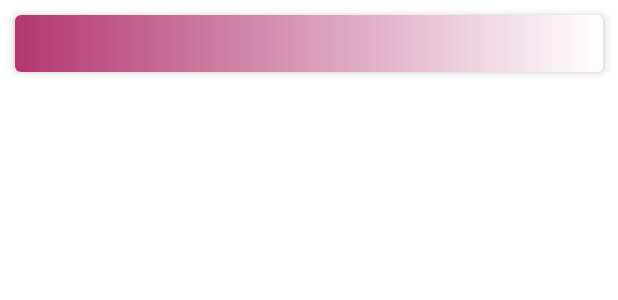
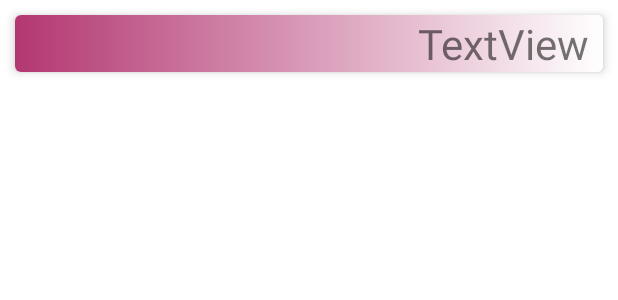
Before and after one commit to Android-Projekte-VHB/vhb-android-ss2021--personalagent-01, an Android app: the layout entry_item_appointment.xml on its own in the app's theme, with its tools: preview values and no code run, on a phone screen of 412 x 824 dp. Shown: the top 300 px of the screen. Run offline under Robolectric (Android 15) with nearby library versions, the phone set to English and light mode, and no system bars.

Commit message:
Updated entries and layouts
layout for appointment will now show time instead of difficulty

```diff
--- a/app/app/src/main/java/com/ristudios/personalagent/data/Difficulty.java
+++ b/app/app/src/main/java/com/ristudios/personalagent/data/Difficulty.java
@@ -1,6 +1,7 @@
 package com.ristudios.personalagent.data;
 
 public enum Difficulty {
+    NONE (0),
     EASY (10),
     MEDIUM (20),
     HARD (30);
--- a/app/app/src/main/res/layout/entry_item_appointment.xml
+++ b/app/app/src/main/res/layout/entry_item_appointment.xml
@@ -1,5 +1,6 @@
 <?xml version="1.0" encoding="utf-8"?>
 <androidx.cardview.widget.CardView xmlns:android="http://schemas.android.com/apk/res/android"
+    xmlns:tools="http://schemas.android.com/tools"
     android:layout_width="match_parent"
     android:layout_height="wrap_content"
     android:layout_margin="10dp"
@@ -23,14 +24,19 @@
             android:layout_marginLeft="5dp">
         </TextView>
 
-        <ImageView
-            android:id="@+id/difficulty_indicator"
+        <TextView
+            android:id="@+id/txt_viewholder_appointment_time"
             android:layout_width="wrap_content"
             android:layout_height="wrap_content"
+            android:text="TextView"
+            android:textSize="28sp"
+            android:layout_marginEnd="10dp"
+            android:textAlignment="viewEnd"
+            app:layout_constraintBottom_toBottomOf="parent"
             app:layout_constraintEnd_toEndOf="parent"
-            app:layout_constraintTop_toTopOf="parent"
-            android:layout_marginEnd="5dp">
-        </ImageView>
+            app:layout_constraintTop_toTopOf="parent" />
+
+
 
 
     </androidx.constraintlayout.widget.ConstraintLayout>
```
Also changed, not shown: app/app/src/main/java/com/ristudios/personalagent/ui/adapter/EntryViewHolder.java (+12 -1 lines), app/app/src/main/res/layout/entry_item_default.xml (+12 -0 lines).
